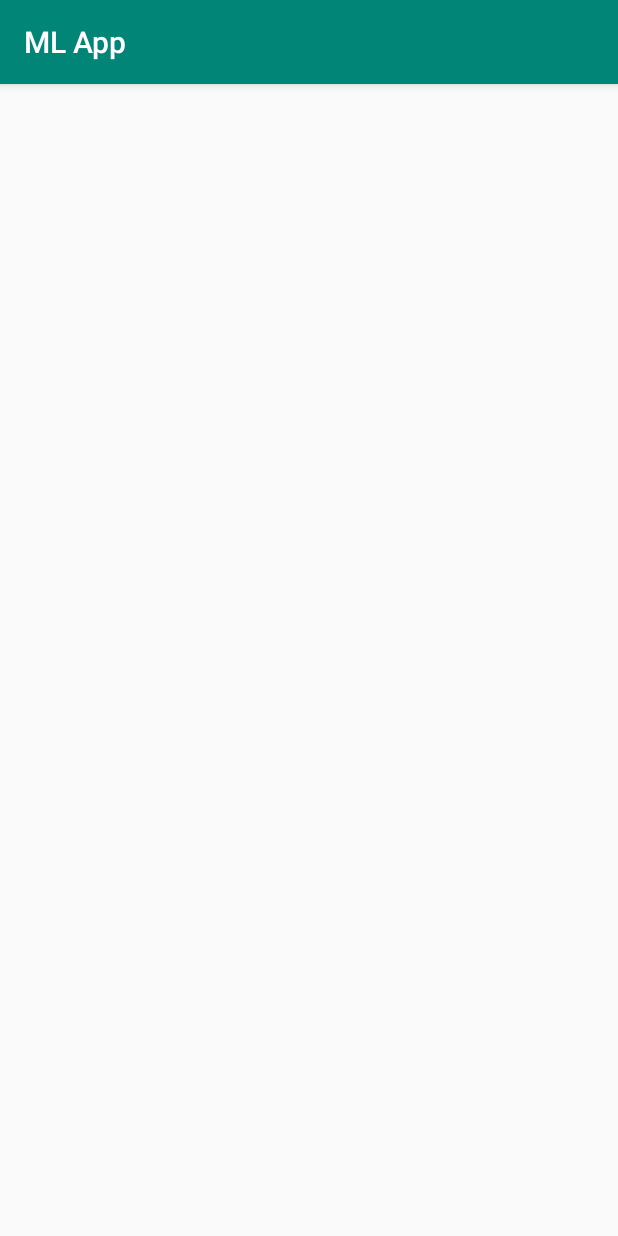
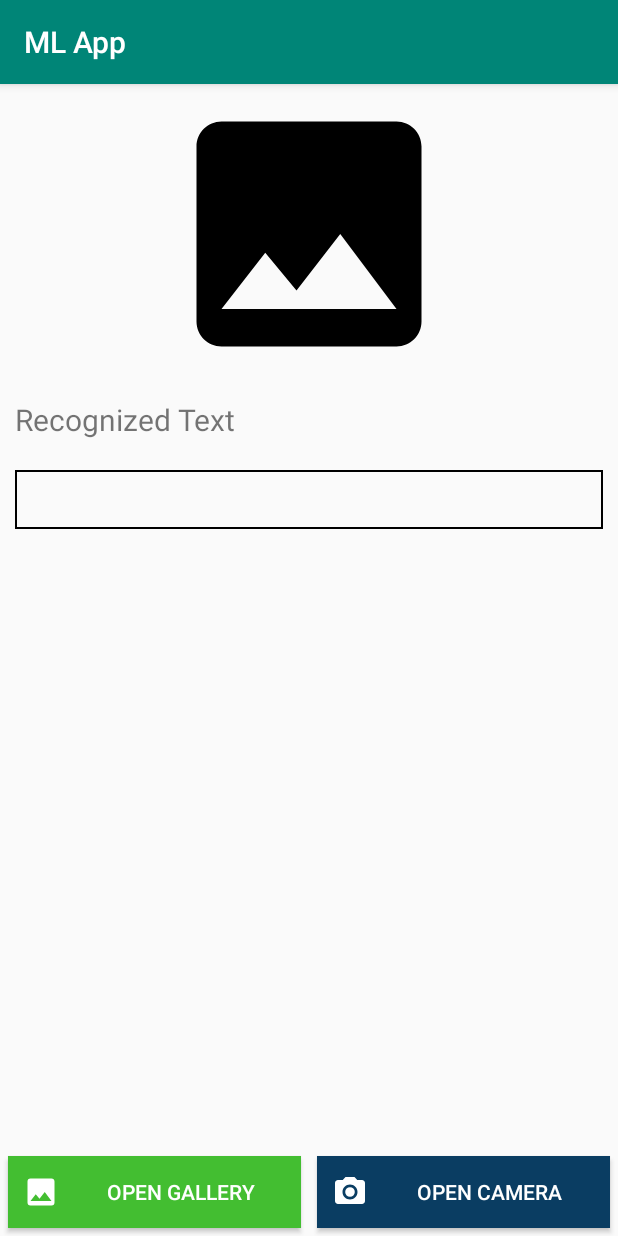
Before and after one commit to gaurishankar9471/ml_android_app, an Android app: the RecognizeText screen opened directly, with no data from a screen before it, on a phone screen of 412 x 824 dp. Run offline under Robolectric (Android 15) with nearby library versions, the phone set to English and light mode, and no system bars; libraries missing offline, so code that uses them is left out: com.google.firebase.ml.

Commit message:
Recognize Text section coded and its working

```diff
--- a/app/build.gradle
+++ b/app/build.gradle
@@ -23,6 +23,7 @@ dependencies {
     implementation fileTree(dir: 'libs', include: ['*.jar'])
     implementation 'com.android.support:appcompat-v7:28.0.0'
     implementation 'com.android.support.constraint:constraint-layout:1.1.3'
+    implementation 'com.android.support:palette-v7:28.0.0'
     implementation 'com.google.firebase:firebase-ml-vision:20.0.0'
     implementation 'com.google.firebase:firebase-ml-vision-face-model:17.0.2'
     testImplementation 'junit:junit:4.12'
--- a/app/src/main/java/gaurishankar/com/hifisoftlab/mlapp/MainActivity.java
+++ b/app/src/main/java/gaurishankar/com/hifisoftlab/mlapp/MainActivity.java
@@ -32,7 +32,7 @@ public class MainActivity extends AppCompatActivity {
         mTextRecBtn.setOnClickListener(new View.OnClickListener() {
             @Override
             public void onClick(View v) {
-                Intent intent = new Intent(MainActivity.this, RecognizeFace.class);
+                Intent intent = new Intent(MainActivity.this, RecognizeText.class);
                 startActivity(intent);
             }
         });
--- a/app/src/main/java/gaurishankar/com/hifisoftlab/mlapp/RecognizeText.java
+++ b/app/src/main/java/gaurishankar/com/hifisoftlab/mlapp/RecognizeText.java
@@ -1,73 +1,213 @@
 package gaurishankar.com.hifisoftlab.mlapp;
 
+import android.app.Activity;
+import android.app.ProgressDialog;
+import android.content.Context;
+import android.content.Intent;
+import android.database.Cursor;
 import android.graphics.Bitmap;
 import android.graphics.BitmapFactory;
+import android.graphics.Point;
+import android.graphics.Rect;
+import android.hardware.camera2.CameraAccessException;
+import android.hardware.camera2.CameraCharacteristics;
+import android.hardware.camera2.CameraManager;
+import android.net.Uri;
+import android.os.Build;
+import android.provider.MediaStore;
 import android.support.annotation.NonNull;
+import android.support.annotation.RequiresApi;
 import android.support.v7.app.AppCompatActivity;
 import android.os.Bundle;
+import android.util.Log;
+import android.util.SparseIntArray;
+import android.view.Surface;
+import android.view.View;
+import android.widget.Button;
+import android.widget.HorizontalScrollView;
+import android.widget.ImageView;
+import android.widget.TextView;
 import android.widget.Toast;
 
 import com.google.android.gms.tasks.OnFailureListener;
 import com.google.android.gms.tasks.OnSuccessListener;
 import com.google.android.gms.tasks.Task;
+import com.google.android.gms.vision.L;
 import com.google.firebase.ml.vision.FirebaseVision;
 import com.google.firebase.ml.vision.common.FirebaseVisionImage;
+import com.google.firebase.ml.vision.common.FirebaseVisionImageMetadata;
 import com.google.firebase.ml.vision.text.FirebaseVisionCloudTextRecognizerOptions;
 import com.google.firebase.ml.vision.text.FirebaseVisionText;
 import com.google.firebase.ml.vision.text.FirebaseVisionTextRecognizer;
+import com.google.firebase.ml.vision.text.RecognizedLanguage;
 
 import java.io.IOException;
 import java.net.URL;
 import java.util.Arrays;
+import java.util.List;
 
 public class RecognizeText extends AppCompatActivity {
+
+    private static String TAG = "fjnvj";
+
+    private final static int RESULT_LOAD_IMAGE = 1;
+    private final static int CAMERA_REQUEST = 2;
+
+    Task<FirebaseVisionText> result;
+    private Button chooseFromGalleryBtn, mOpenCameraBtn;
+    private ProgressDialog mProgress;
+    private ImageView mImg;
 
     @Override
     protected void onCreate(Bundle savedInstanceState) {
         super.onCreate(savedInstanceState);
         setContentView(R.layout.activity_recognize_text);
 
-        try {
-            URL url = new URL("https://images.pexels.com/photos/248797/pexels-photo-248797.jpeg?auto=compress&cs=tinysrgb&dpr=1&w=500");
-            Bitmap bitmap = BitmapFactory.decodeStream(url.openConnection().getInputStream());
+        mImg = findViewById(R.id.recognize_txt_img);
+
+        mProgress = new ProgressDialog(this);
+        chooseFromGalleryBtn = findViewById(R.id.recognize_txt_choose_gallery_btn);
+        mOpenCameraBtn = findViewById(R.id.recognize_txt_open_camera_btn);
+        chooseFromGalleryBtn.setOnClickListener(new View.OnClickListener() {
+            @Override
+            public void onClick(View v) {
+                //open gallery
+                Intent i = new Intent(Intent.ACTION_PICK, android.provider.MediaStore.Images.Media.EXTERNAL_CONTENT_URI);
+                startActivityForResult(i, RESULT_LOAD_IMAGE);
+
+            }
+        });
+
+        mOpenCameraBtn.setOnClickListener(new View.OnClickListener() {
+            @Override
+            public void onClick(View v) {
+                openCamera();
+            }
+        });
+
+    }
+
+    private void openCamera() {
+        Toast.makeText(getApplicationContext(),"Camera Opend",Toast.LENGTH_LONG).show();
+        Intent cameraIntent = new Intent(android.provider.MediaStore.ACTION_IMAGE_CAPTURE);
+        startActivityForResult(cameraIntent, CAMERA_REQUEST);
+    }
+
+
+
+    @Override
+    protected void onActivityResult(int requestCode, int resultCode, Intent data) {
+        super.onActivityResult(requestCode, resultCode, data);
+        if (requestCode == RESULT_LOAD_IMAGE && resultCode == RESULT_OK && null != data) {
+            Uri selectedImage = data.getData();
+            String[] filePathColumn = {MediaStore.Images.Media.DATA};
+            Cursor cursor = getContentResolver().query(selectedImage, filePathColumn, null, null, null);
+            cursor.moveToFirst();
+            int columnIndex = cursor.getColumnIndex(filePathColumn[0]);
+            String picturePath = cursor.getString(columnIndex);
+
+            Bitmap bitmap = BitmapFactory.decodeFile(picturePath);
             FirebaseVisionImage image = FirebaseVisionImage.fromBitmap(bitmap);
 
+            mImg.setImageBitmap(bitmap);
+
+            processImage(image);
+
+            cursor.close();
+//            ImageView imageView = (ImageView) findViewById(R.id.imgView);
+//            imageView.setImageBitmap(BitmapFactory.decodeFile(picturePath));
+        }
+        if (requestCode == CAMERA_REQUEST && resultCode == Activity.RESULT_OK)
+        {
+            Bitmap photo = (Bitmap) data.getExtras().get("data");
+            Bitmap b = Bitmap.createScaledBitmap(photo, 120, 120, false);
+            mImg.setImageBitmap(b);
+
+            FirebaseVisionImage image = FirebaseVisionImage.fromBitmap(b);
+            processImage(image);
+        }
+    }
+
+    private void processImage(final FirebaseVisionImage image) {
+        mProgress.setMessage("Processing...");
         FirebaseVisionTextRecognizer detector = FirebaseVision.getInstance()
-                    .getCloudTextRecognizer();
-// Or, to change the default settings:
-//   FirebaseVisionTextRecognizer detector = FirebaseVision.getInstance()
-//          .getCloudTextRecognizer(options);
+                .getOnDeviceTextRecognizer();
 
-// Or, to provide language hints to assist with language detection:
-// See https://cloud.google.com/vision/docs/languages for supported languages
-            FirebaseVisionCloudTextRecognizerOptions options = new FirebaseVisionCloudTextRecognizerOptions.Builder()
-                    .setLanguageHints(Arrays.asList("en", "hi"))
-                    .build();
-
-            Task<FirebaseVisionText> result =
-                    detector.processImage(image)
+        result = detector.processImage(image)
                         .addOnSuccessListener(new OnSuccessListener<FirebaseVisionText>() {
                             @Override
                             public void onSuccess(FirebaseVisionText firebaseVisionText) {
                                 // Task completed successfully
-                                    // ...
-                                    Toast.makeText(getApplicationContext(),"Completed",Toast.LENGTH_LONG).show();
+
+                                String resultText = result.getResult().getText();
+                                TextView v = findViewById(R.id.txt);
+                                v.setText(resultText);
+                                Toast.makeText(getApplicationContext(),resultText,Toast.LENGTH_LONG);
+
+                                mProgress.dismiss();
+
                             }
                         })
                         .addOnFailureListener(
                                 new OnFailureListener() {
                                     @Override
                                     public void onFailure(@NonNull Exception e) {
-                                            // Task failed with an exception
-                                            // ...
-                                            Toast.makeText(getApplicationContext(),"Failed",Toast.LENGTH_LONG).show();
+                                        mProgress.dismiss();
+                                        Toast.makeText(getApplicationContext(),"Recognizing Failed",Toast.LENGTH_LONG).show();
                                     }
                                 });
-
-        } catch(IOException e) {
-            System.out.println(e);
     }
 
+    private static final SparseIntArray ORIENTATIONS = new SparseIntArray();
 
+    static {
+        ORIENTATIONS.append(Surface.ROTATION_0, 90);
+        ORIENTATIONS.append(Surface.ROTATION_90, 0);
+        ORIENTATIONS.append(Surface.ROTATION_180, 270);
+        ORIENTATIONS.append(Surface.ROTATION_270, 180);
+    }
+
+    /**
+     * Get the angle by which an image must be rotated given the device's current
+     * orientation.
+     */
+    @RequiresApi(api = Build.VERSION_CODES.LOLLIPOP)
+    private int getRotationCompensation(String cameraId, Activity activity, Context context)
+            throws CameraAccessException {
+        // Get the device's current rotation relative to its "native" orientation.
+        // Then, from the ORIENTATIONS table, look up the angle the image must be
+        // rotated to compensate for the device's rotation.
+        int deviceRotation = activity.getWindowManager().getDefaultDisplay().getRotation();
+        int rotationCompensation = ORIENTATIONS.get(deviceRotation);
+
+        // On most devices, the sensor orientation is 90 degrees, but for some
+        // devices it is 270 degrees. For devices with a sensor orientation of
+        // 270, rotate the image an additional 180 ((270 + 270) % 360) degrees.
+        CameraManager cameraManager = (CameraManager) context.getSystemService(CAMERA_SERVICE);
+        int sensorOrientation = cameraManager
+                .getCameraCharacteristics(cameraId)
+                .get(CameraCharacteristics.SENSOR_ORIENTATION);
+        rotationCompensation = (rotationCompensation + sensorOrientation + 270) % 360;
+
+        // Return the corresponding FirebaseVisionImageMetadata rotation value.
+        int result;
+        switch (rotationCompensation) {
+            case 0:
+                result = FirebaseVisionImageMetadata.ROTATION_0;
+                break;
+            case 90:
+                result = FirebaseVisionImageMetadata.ROTATION_90;
+                break;
+            case 180:
+                result = FirebaseVisionImageMetadata.ROTATION_180;
+                break;
+            case 270:
+                result = FirebaseVisionImageMetadata.ROTATION_270;
+                break;
+            default:
+                result = FirebaseVisionImageMetadata.ROTATION_0;
+                Log.e(TAG, "Bad rotation value: " + rotationCompensation);
+        }
+        return result;
     }
 }
--- /dev/null
+++ b/app/src/main/res/drawable/camera_icon.xml
@@ -0,0 +1,7 @@
+<vector xmlns:android="http://schemas.android.com/apk/res/android"
+    android:height="24dp"
+    android:width="24dp"
+    android:viewportWidth="24"
+    android:viewportHeight="24">
+    <path android:fillColor="#fff" android:pathData="M8.5,13.5L11,16.5L14.5,12L19,18H5M21,19V5C21,3.89 20.1,3 19,3H5A2,2 0 0,0 3,5V19A2,2 0 0,0 5,21H19A2,2 0 0,0 21,19Z" />
+</vector>
--- /dev/null
+++ b/app/src/main/res/drawable/ic_camera_alt_black_24dp.xml
@@ -0,0 +1,12 @@
+<vector xmlns:android="http://schemas.android.com/apk/res/android"
+        android:width="24dp"
+        android:height="24dp"
+        android:viewportWidth="24.0"
+        android:viewportHeight="24.0">
+    <path
+        android:fillColor="#fff"
+        android:pathData="M12,12m-3.2,0a3.2,3.2 0,1 1,6.4 0a3.2,3.2 0,1 1,-6.4 0"/>
+    <path
+        android:fillColor="#fff"
+        android:pathData="M9,2L7.17,4L4,4c-1.1,0 -2,0.9 -2,2v12c0,1.1 0.9,2 2,2h16c1.1,0 2,-0.9 2,-2L22,6c0,-1.1 -0.9,-2 -2,-2h-3.17L15,2L9,2zM12,17c-2.76,0 -5,-2.24 -5,-5s2.24,-5 5,-5 5,2.24 5,5 -2.24,5 -5,5z"/>
+</vector>
--- /dev/null
+++ b/app/src/main/res/drawable/ic_photo_black_24dp.xml
@@ -0,0 +1,9 @@
+<vector xmlns:android="http://schemas.android.com/apk/res/android"
+        android:width="200dp"
+        android:height="200dp"
+        android:viewportWidth="24.0"
+        android:viewportHeight="24.0">
+    <path
+        android:fillColor="#FF000000"
+        android:pathData="M21,19V5c0,-1.1 -0.9,-2 -2,-2H5c-1.1,0 -2,0.9 -2,2v14c0,1.1 0.9,2 2,2h14c1.1,0 2,-0.9 2,-2zM8.5,13.5l2.5,3.01L14.5,12l4.5,6H5l3.5,-4.5z"/>
+</vector>
--- /dev/null
+++ b/app/src/main/res/drawable/white_rect_border.xml
@@ -0,0 +1,7 @@
+<?xml version="1.0" encoding="utf-8"?>
+<shape xmlns:android="http://schemas.android.com/apk/res/android"
+    android:shape="rectangle" >
+    <stroke
+        android:width="1dip"
+        android:color="@color/colorBlack"/>
+</shape>
--- a/app/src/main/res/layout/activity_recognize_text.xml
+++ b/app/src/main/res/layout/activity_recognize_text.xml
@@ -1,5 +1,5 @@
 <?xml version="1.0" encoding="utf-8"?>
-<LinearLayout xmlns:android="http://schemas.android.com/apk/res/android"
+<RelativeLayout xmlns:android="http://schemas.android.com/apk/res/android"
     xmlns:app="http://schemas.android.com/apk/res-auto"
     xmlns:tools="http://schemas.android.com/tools"
     android:layout_width="match_parent"
@@ -7,5 +7,75 @@
     tools:context=".RecognizeText">
 
 
+    <android.support.v4.widget.NestedScrollView
+        android:layout_width="match_parent"
+        android:layout_height="match_parent"
+        android:layout_above="@+id/bottom_layout">
 
-</LinearLayout>
+        <LinearLayout
+            android:layout_width="match_parent"
+            android:layout_height="wrap_content"
+            android:orientation="vertical">
+
+            <ImageView
+                android:id="@+id/recognize_txt_img"
+                android:layout_width="match_parent"
+                android:layout_height="wrap_content"
+                android:src="@drawable/ic_photo_black_24dp"/>
+
+            <TextView
+                android:layout_width="match_parent"
+                android:layout_height="wrap_content"
+                android:padding="10dp"
+                android:text="Recognized Text"
+                android:textSize="20sp"/>
+
+            <TextView
+                android:id="@+id/txt"
+                android:layout_width="match_parent"
+                android:layout_height="match_parent"
+                android:layout_margin="10dp"
+                android:padding="10dp"
+                android:background="@drawable/white_rect_border"/>
+
+        </LinearLayout>
+
+    </android.support.v4.widget.NestedScrollView>
+
+
+    <LinearLayout
+        android:id="@+id/bottom_layout"
+        android:layout_width="match_parent"
+        android:layout_height="wrap_content"
+        android:layout_alignParentBottom="true"
+        android:weightSum="2">
+
+        <Button
+            android:id="@+id/recognize_txt_choose_gallery_btn"
+            android:layout_width="match_parent"
+            android:layout_height="wrap_content"
+            android:layout_margin="5dp"
+            android:background="#43BE31"
+            android:drawableStart="@drawable/camera_icon"
+            android:paddingStart="10dp"
+            android:layout_weight="1"
+            android:text="Open Gallery"
+            android:textColor="@color/colorWhite"/>
+
+        <Button
+            android:id="@+id/recognize_txt_open_camera_btn"
+            android:layout_width="match_parent"
+            android:layout_height="wrap_content"
+            android:paddingStart="10dp"
+            android:layout_margin="5dp"
+            android:background="#0A3D62"
+            android:drawableStart="@drawable/ic_camera_alt_black_24dp"
+            android:layout_weight="1"
+            android:text="Open Camera"
+            android:textColor="@color/colorWhite"/>
+
+    </LinearLayout>
+
+
+
+</RelativeLayout>
--- a/app/src/main/res/values/colors.xml
+++ b/app/src/main/res/values/colors.xml
@@ -3,4 +3,8 @@
     <color name="colorPrimary">#008577</color>
     <color name="colorPrimaryDark">#00574B</color>
     <color name="colorAccent">#D81B60</color>
+    <color name="colorWhite">#FFFFFF</color>
+    <color name="colorBlack">#000000</color>
+
+
 </resources>
```
Also changed, not shown: app/src/main/java/gaurishankar/com/hifisoftlab/mlapp/TextGraphic.java (added, +8 -0 lines), app/src/main/res/layout/activity_main.xml (+22 -31 lines). Lines whose indentation alone changed are shown as unchanged.
